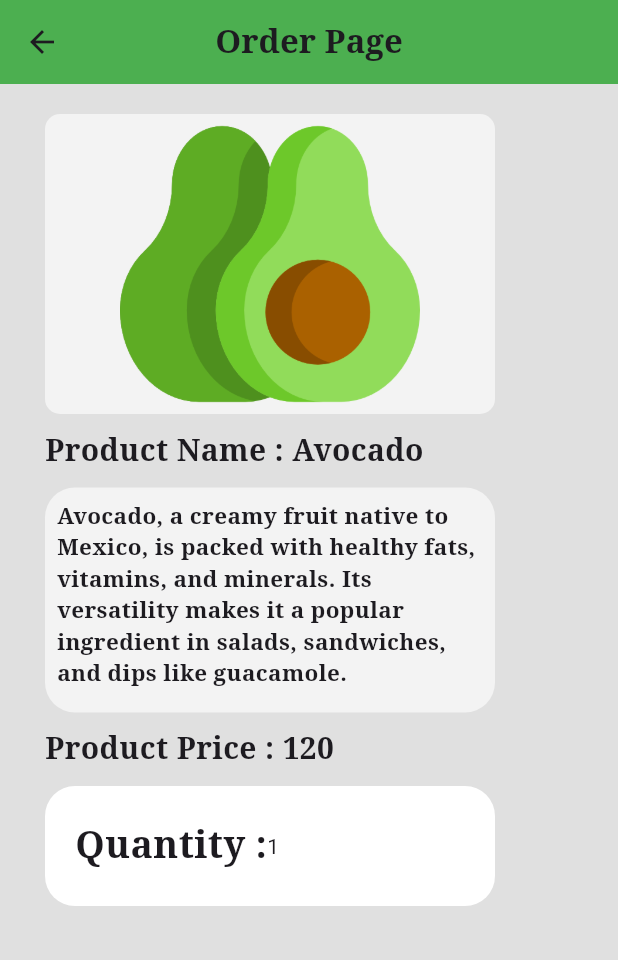
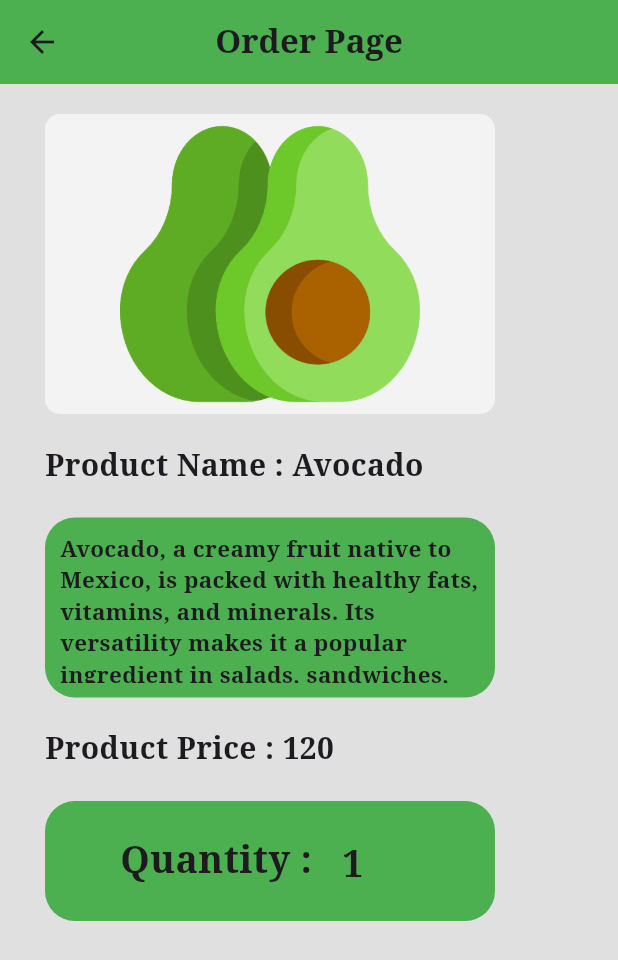
Before and after one commit to krishnarajkumar0610/grocery_app, a Flutter app: the screen it shows after launch, after a tap on an icon or button, on a phone screen of 412 x 824 dp. Shown: the top 960 px of the screen. Run offline on Flutter 3.47's test engine with Material 3 defaults, Android fonts, the phone set to English and light mode, and no system bars; our stand-ins replace flutter_bloc, google_fonts.

Commit message:
Grocery App

```diff
--- a/grocery_app/lib/bloc/grocery_states.dart
+++ b/grocery_app/lib/bloc/grocery_states.dart
@@ -2,6 +2,34 @@ import 'package:flutter/material.dart';
 
 class GroceryStates {
   final List shopItems = [
+    [
+      "Avocado",
+      "120",
+      "assets/avocado.png",
+      "Avocado, a creamy fruit native to Mexico, is packed with healthy fats, vitamins, and minerals. Its versatility makes it a popular ingredient in salads, sandwiches, and dips like guacamole.",
+      Colors.green
+    ],
+    [
+      "Banana",
+      "60",
+      "assets/banana.png",
+      "Banana is a tropical fruit with a soft, creamy flesh and a sweet flavor. Rich in potassium and vitamins, it's a popular snack and ingredient in smoothies and desserts.",
+      Colors.yellow
+    ],
+    [
+      "Chicken",
+      "350",
+      "assets/chicken.png",
+      "Chicken is a versatile poultry meat known for its mild flavor and lean protein content. It can be grilled, roasted, fried, or incorporated into a variety of dishes worldwide.",
+      Colors.brown
+    ],
+    [
+      "Water",
+      "40",
+      "assets/water.png",
+      "Water is a transparent, tasteless, and odorless substance essential for life on Earth. It comprises about 71% of the planet's surface and is vital for hydration, regulating body temperature, and facilitating various biochemical processes.",
+      Colors.blue
+    ],
     [
       "Avocado",
       "120",
@@ -35,7 +63,7 @@ class GroceryStates {
   final List cartItems;
 
   final double? totalPrice;
-   int quantity;
+  int quantity;
 
   GroceryStates({this.totalPrice, required this.cartItems, this.quantity = 1});
 }
--- a/grocery_app/lib/screens/cart_page.dart
+++ b/grocery_app/lib/screens/cart_page.dart
@@ -31,9 +31,11 @@ class _CartPageState extends State<CartPage> {
           return state.cartItems.isEmpty
               ? Center(
                   child: Text(
-                  "Cart is empty 😩",
+                  "Cart is empty 🙃",
                   style: GoogleFonts.notoSerif(
-                      fontWeight: FontWeight.bold, fontSize: 20),
+                      fontWeight: FontWeight.bold,
+                      fontSize: 20,
+                      letterSpacing: 1),
                 ))
               : ListView.builder(
                   itemCount: state.cartItems.length,
--- a/grocery_app/lib/screens/order_page.dart
+++ b/grocery_app/lib/screens/order_page.dart
@@ -46,6 +46,9 @@ class OrderPage extends StatelessWidget {
                 child: Image.asset(imagePath!),
               ),
             ),
+            const SizedBox(
+              height: 10,
+            ),
             Padding(
               padding: const EdgeInsets.only(left: 30, top: 10.0),
               child: Text(
@@ -54,17 +57,20 @@ class OrderPage extends StatelessWidget {
                     fontWeight: FontWeight.bold, fontSize: 20),
               ),
             ),
+            const SizedBox(
+              height: 10,
+            ),
             Padding(
               padding: const EdgeInsets.only(left: 30, top: 10.0),
               child: Container(
                   width: 300,
-                  height: 150,
+                  height: 120,
                   decoration: BoxDecoration(
                     borderRadius: BorderRadius.circular(20),
-                    color: Colors.white60,
+                    color: color,
                   ),
                   child: Padding(
-                    padding: const EdgeInsets.all(8.0),
+                    padding: const EdgeInsets.all(10.0),
                     child: ListView(
                       children: [
                         Text(
@@ -76,6 +82,9 @@ class OrderPage extends StatelessWidget {
                     ),
                   )),
             ),
+            const SizedBox(
+              height: 10,
+            ),
             Padding(
               padding: const EdgeInsets.only(left: 30, top: 10.0),
               child: Text(
@@ -84,28 +93,37 @@ class OrderPage extends StatelessWidget {
                     fontWeight: FontWeight.bold, fontSize: 20),
               ),
             ),
+            const SizedBox(
+              height: 10,
+            ),
             Padding(
               padding: const EdgeInsets.only(left: 30, top: 10.0),
               child: Container(
                 width: 300,
                 height: 80,
                 decoration: BoxDecoration(
-                    borderRadius: BorderRadius.circular(20),
-                    color: Colors.white),
+                    borderRadius: BorderRadius.circular(20), color: color),
                 child: BlocConsumer<GroceryBloc, GroceryStates>(
                   listener: (context, state) {},
                   builder: (context, state) {
                     return Row(
                       children: [
                         Padding(
-                          padding: const EdgeInsets.only(left: 20.0),
+                          padding: const EdgeInsets.only(left: 50.0),
                           child: Text(
                             "Quantity :",
                             style: GoogleFonts.notoSerif(
                                 fontSize: 25, fontWeight: FontWeight.bold),
                           ),
                         ),
-                        Text("${state.quantity}")
+                        Padding(
+                          padding: const EdgeInsets.only(left: 20.0, top: 5),
+                          child: Text(
+                            "${state.quantity}",
+                            style: GoogleFonts.notoSerif(
+                                fontWeight: FontWeight.bold, fontSize: 25),
+                          ),
+                        )
                       ],
                     );
                   },
```
